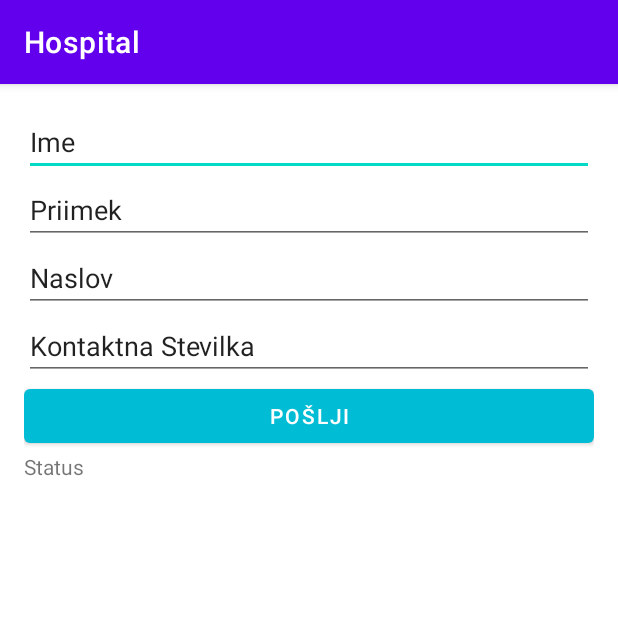
After one commit to urbanjuras/Hospital, an Android app: the AddPacientActivity screen opened directly, with no data from a screen before it, on a phone screen of 412 x 824 dp, the top half of it. The commit adds this screen. Run offline under Robolectric (Android 15) with nearby library versions, the phone set to English and light mode, and no system bars; our stand-ins replace Volley; network calls fail.

Commit message:
Vnos pacienta

```diff
--- a/app/src/main/AndroidManifest.xml
+++ b/app/src/main/AndroidManifest.xml
@@ -1,7 +1,9 @@
 <?xml version="1.0" encoding="utf-8"?>
 <manifest xmlns:android="http://schemas.android.com/apk/res/android"
     package="com.example.hospital">
+
     <uses-permission android:name="android.permission.INTERNET" />
+
     <application
         android:allowBackup="true"
         android:icon="@mipmap/ic_launcher"
@@ -9,6 +11,7 @@
         android:roundIcon="@mipmap/ic_launcher_round"
         android:supportsRtl="true"
         android:theme="@style/Theme.Hospital">
+        <activity android:name=".AddPacientActivity"></activity>
         <activity android:name=".MainActivity">
             <intent-filter>
                 <action android:name="android.intent.action.MAIN" />
--- /dev/null
+++ b/app/src/main/java/com/example/hospital/AddPacientActivity.java
@@ -0,0 +1,112 @@
+package com.example.hospital;
+
+import androidx.appcompat.app.AppCompatActivity;
+
+import android.os.Bundle;
+import android.widget.EditText;
+import android.widget.TextView;
+
+import android.content.Intent;
+import android.util.Log;
+import android.view.View;
+import com.android.volley.AuthFailureError;
+import com.android.volley.NetworkResponse;
+import com.android.volley.Request;
+import com.android.volley.RequestQueue;
+import com.android.volley.Response;
+import com.android.volley.VolleyError;
+import com.android.volley.VolleyLog;
+import com.android.volley.toolbox.HttpHeaderParser;
+import com.android.volley.toolbox.JsonArrayRequest;
+import com.android.volley.toolbox.JsonRequest;
+import com.android.volley.toolbox.StringRequest;
+import com.android.volley.toolbox.Volley;
+import org.json.JSONException;
+import org.json.JSONObject;
+import java.io.UnsupportedEncodingException;
+
+public class AddPacientActivity extends AppCompatActivity {
+
+    private TextView status;
+    private EditText name;
+    private EditText surname;
+    private EditText address;
+    private EditText contactNumber;
+
+    private RequestQueue requestQueue;
+    private String url = "https://hospital-is.azurewebsites.net/api/v1/Patient";
+
+
+    @Override
+    protected void onCreate(Bundle savedInstanceState) {
+        super.onCreate(savedInstanceState);
+        setContentView(R.layout.activity_add_pacient);
+
+        name = (EditText) findViewById(R.id.name);
+        surname = (EditText) findViewById(R.id.surname);
+        address = (EditText) findViewById(R.id.address);
+        contactNumber = (EditText) findViewById(R.id.contactNumber);
+        status = (TextView) findViewById(R.id.Status);
+        requestQueue = Volley.newRequestQueue(getApplicationContext());
+
+    }
+
+    public void addPacient(View view){
+        this.status.setText("Posting to " + url);
+        try {
+            JSONObject jsonBody = new JSONObject();
+            jsonBody.put("firstMidName", name.getText());
+            jsonBody.put("lastName", surname.getText());
+            jsonBody.put("address", address.getText());
+            jsonBody.put("contactNumber", contactNumber.getText());
+
+
+            final String mRequestBody = jsonBody.toString();
+
+            status.setText(mRequestBody);
+
+            StringRequest stringRequest = new StringRequest(Request.Method.POST, url, new Response.Listener<String>() {
+                @Override
+                public void onResponse(String response) {
+                    Log.i("LOG_VOLLEY", response);
+                }
+            }, new Response.ErrorListener() {
+                @Override
+                public void onErrorResponse(VolleyError error) {
+                    Log.e("LOG_VOLLEY", error.toString());
+                }
+            }
+            ) {
+                @Override
+                public String getBodyContentType() {
+                    return "application/json; charset=utf-8";
+                }
+                @Override
+                public byte[] getBody() throws AuthFailureError {
+                    try {
+                        return mRequestBody == null ? null : mRequestBody.getBytes("utf-8");
+                    } catch (UnsupportedEncodingException uee) {
+                        VolleyLog.wtf("Unsupported Encoding while trying to get the bytes of %s using %s", mRequestBody, "utf-8");
+                        return null;
+                    }
+                }
+                @Override
+                protected Response<String> parseNetworkResponse(NetworkResponse response) {
+                    String responseString = "";
+                    if (response != null) {
+                        responseString = String.valueOf(response.statusCode);
+                        status.setText(responseString);
+                    }
+                    return Response.success(responseString, HttpHeaderParser.parseCacheHeaders(response));
+                }
+
+            };
+
+            requestQueue.add(stringRequest);
+
+        } catch (JSONException e) {
+            e.printStackTrace();
+        }
+
+    }
+}
--- /dev/null
+++ b/app/src/main/res/layout/activity_add_pacient.xml
@@ -0,0 +1,70 @@
+<?xml version="1.0" encoding="utf-8"?>
+<androidx.constraintlayout.widget.ConstraintLayout xmlns:android="http://schemas.android.com/apk/res/android"
+    xmlns:app="http://schemas.android.com/apk/res-auto"
+    xmlns:tools="http://schemas.android.com/tools"
+    android:layout_width="match_parent"
+    android:layout_height="match_parent"
+    tools:context=".AddPacientActivity">
+
+    <LinearLayout
+        android:layout_width="match_parent"
+        android:layout_height="match_parent"
+        android:layout_marginStart="16dp"
+        android:layout_marginLeft="16dp"
+        android:layout_marginTop="16dp"
+        android:layout_marginEnd="16dp"
+        android:layout_marginRight="16dp"
+        android:layout_marginBottom="16dp"
+        android:orientation="vertical"
+        app:layout_constraintBottom_toBottomOf="parent"
+        app:layout_constraintEnd_toEndOf="parent"
+        app:layout_constraintStart_toStartOf="parent"
+        app:layout_constraintTop_toTopOf="parent">
+
+        <EditText
+            android:id="@+id/name"
+            android:layout_width="match_parent"
+            android:layout_height="wrap_content"
+            android:ems="10"
+            android:inputType="textPersonName"
+            android:text="Ime" />
+
+        <EditText
+            android:id="@+id/surname"
+            android:layout_width="match_parent"
+            android:layout_height="wrap_content"
+            android:ems="10"
+            android:inputType="textPersonName"
+            android:text="Priimek" />
+
+        <EditText
+            android:id="@+id/address"
+            android:layout_width="match_parent"
+            android:layout_height="wrap_content"
+            android:ems="10"
+            android:inputType="textPersonName"
+            android:text="Naslov" />
+
+        <EditText
+            android:id="@+id/contactNumber"
+            android:layout_width="match_parent"
+            android:layout_height="wrap_content"
+            android:ems="10"
+            android:inputType="textPersonName"
+            android:text="Kontaktna Stevilka" />
+
+        <Button
+            android:id="@+id/Submit"
+            android:layout_width="match_parent"
+            android:layout_height="wrap_content"
+            android:onClick="addPacient"
+            android:text="Pošlji"
+            app:backgroundTint="#00BCD4" />
+
+        <TextView
+            android:id="@+id/Status"
+            android:layout_width="match_parent"
+            android:layout_height="wrap_content"
+            android:text="Status" />
+    </LinearLayout>
+</androidx.constraintlayout.widget.ConstraintLayout>
```
Also changed, not shown: app/src/main/java/com/example/hospital/MainActivity.java (+10 -2 lines), app/src/main/res/layout/activity_main.xml (+15 -0 lines).
